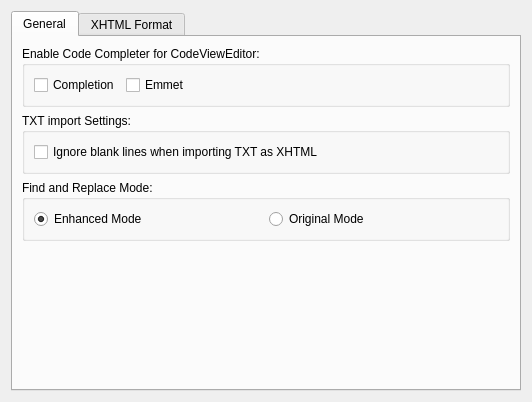
Above: src/Form_Files/PModifiedVerPrefs.ui from 3tic-project/Sigil-Enhanced before the change. Below: the same form after it.
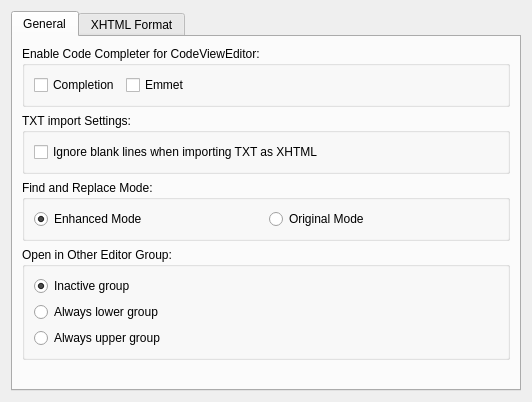
That is the form after the change. Custom widgets are drawn as their Qt base class.

Commit message:
Add Other Group target preference
Store editorGroups/otherGroupTarget as inactive, lower, or
upper in the Enhanced prefs page.

Patch:
```diff
--- a/src/Form_Files/PModifiedVerPrefs.ui
+++ b/src/Form_Files/PModifiedVerPrefs.ui
@@ -111,6 +111,39 @@
          </layout>
         </widget>
        </item>
+       <item>
+        <widget class="QGroupBox" name="Group_otherGroup">
+         <property name="title">
+          <string>Open in Other Editor Group:</string>
+         </property>
+         <layout class="QVBoxLayout" name="verticalLayout_otherGroup">
+          <item>
+           <widget class="QRadioButton" name="rbOtherGroupInactive">
+            <property name="text">
+             <string>Inactive group</string>
+            </property>
+            <property name="checked">
+             <bool>true</bool>
+            </property>
+           </widget>
+          </item>
+          <item>
+           <widget class="QRadioButton" name="rbOtherGroupLower">
+            <property name="text">
+             <string>Always lower group</string>
+            </property>
+           </widget>
+          </item>
+          <item>
+           <widget class="QRadioButton" name="rbOtherGroupUpper">
+            <property name="text">
+             <string>Always upper group</string>
+            </property>
+           </widget>
+          </item>
+         </layout>
+        </widget>
+       </item>
        <item>
         <spacer name="verticalSpacer">
          <property name="orientation">
```
The commit also changes 3 other files.
